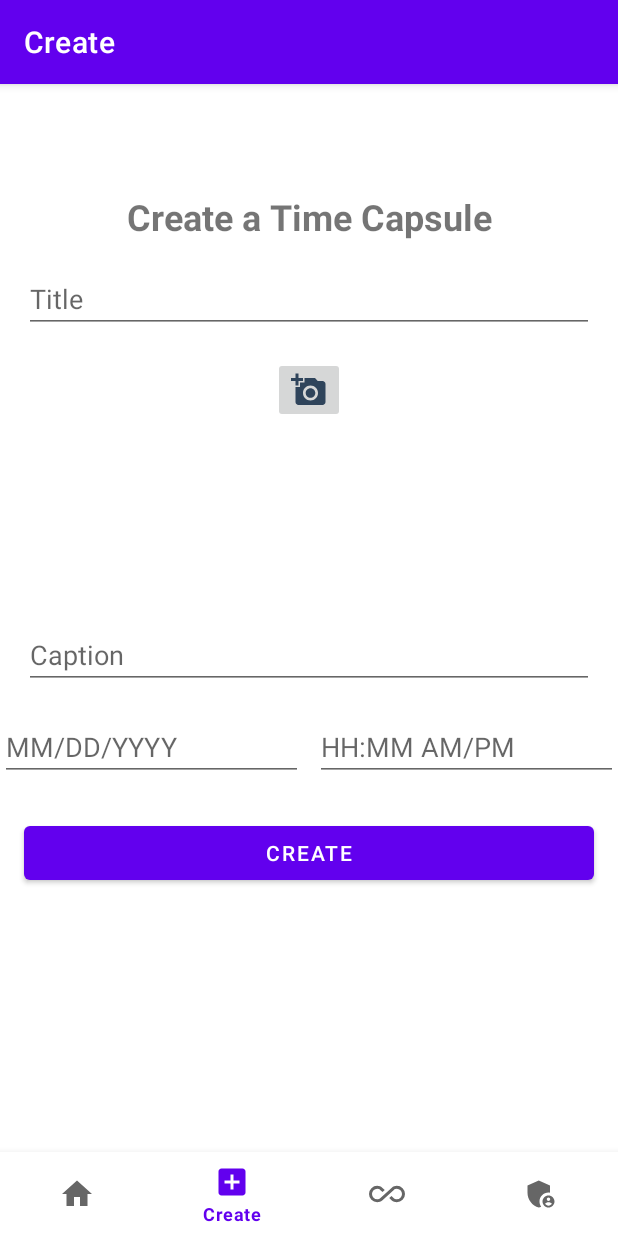
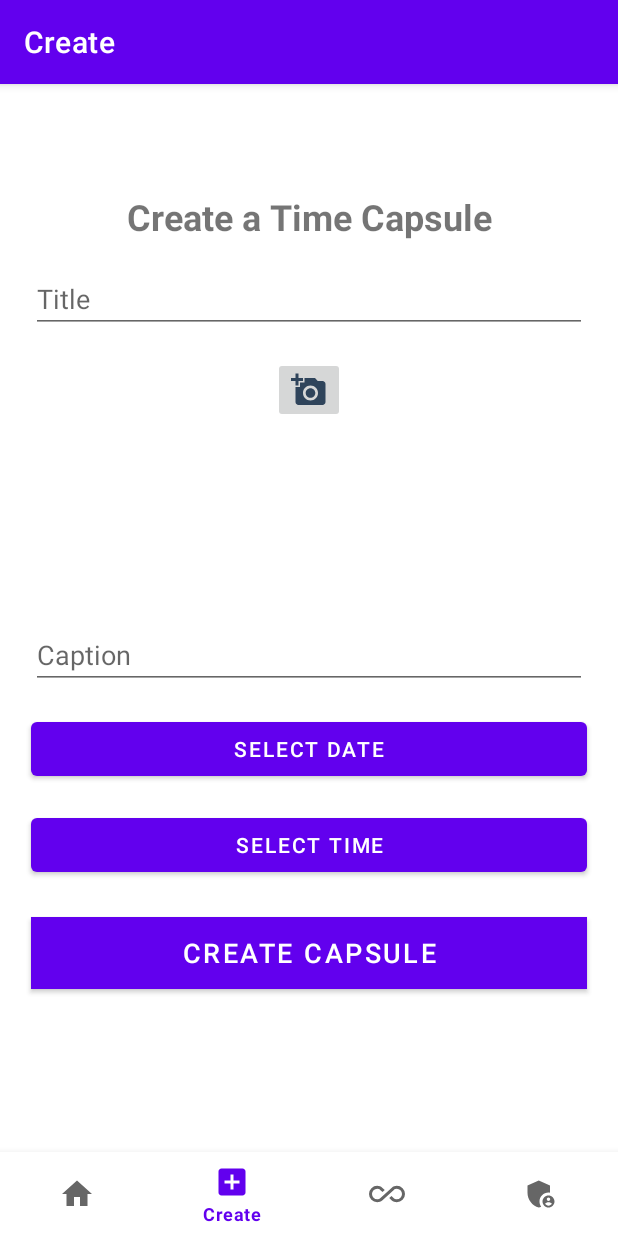
Before and after one commit to daniellatsing/nostalijar, an Android app: the CreateFragment screen opened through its navigation route, on a phone screen of 412 x 824 dp. Run offline under Robolectric (Android 15) with nearby library versions, the phone set to English and light mode, and no system bars; our stand-ins replace navigation-ui.

Commit message:
Some UI Changes

```diff
--- a/app/src/main/java/edu/uw/ischool/jho12/nostalijar/ui/create/CreateFragment.kt
+++ b/app/src/main/java/edu/uw/ischool/jho12/nostalijar/ui/create/CreateFragment.kt
@@ -94,20 +94,19 @@ class CreateFragment : Fragment() {
     }
 
     private fun setupDateAndTimePickers() {
-        binding.inputDate.setOnClickListener {
+        binding.selectDateBtn.setOnClickListener {
             val calendar = Calendar.getInstance()
-            DatePickerDialog(requireContext(), { _, year, month, dayOfMonth ->
-                val formattedDate = "${month + 1}/$dayOfMonth/$year"
-                binding.inputDate.setText(formattedDate)
+            DatePickerDialog(requireContext(), { _, year, monthOfYear, dayOfMonth ->
+                val selectedDate = String.format("%02d/%02d/%04d", monthOfYear + 1, dayOfMonth, year)
+                binding.selectDateBtn.text = selectedDate
             }, calendar.get(Calendar.YEAR), calendar.get(Calendar.MONTH), calendar.get(Calendar.DAY_OF_MONTH)).show()
         }
 
-        binding.inputTime.setOnClickListener {
+        binding.selectTimeBtn.setOnClickListener {
             val calendar = Calendar.getInstance()
             TimePickerDialog(requireContext(), { _, hourOfDay, minute ->
-                val amPm = if (hourOfDay < 12) "AM" else "PM"
-                val formattedTime = String.format("%02d:%02d %s", if (hourOfDay % 12 == 0) 12 else hourOfDay % 12, minute, amPm)
-                binding.inputTime.setText(formattedTime)
+                val formattedTime = String.format("%02d:%02d %s", if (hourOfDay % 12 == 0) 12 else hourOfDay % 12, minute, if (hourOfDay < 12) "AM" else "PM")
+                binding.selectTimeBtn.text = formattedTime
             }, calendar.get(Calendar.HOUR_OF_DAY), calendar.get(Calendar.MINUTE), false).show()
         }
     }
--- a/app/src/main/res/layout/fragment_create.xml
+++ b/app/src/main/res/layout/fragment_create.xml
@@ -9,7 +9,8 @@
 
     <androidx.constraintlayout.widget.ConstraintLayout
         android:layout_width="match_parent"
-        android:layout_height="wrap_content">
+        android:layout_height="wrap_content"
+        android:paddingBottom="16dp">
 
         <TextView
             android:id="@+id/createBlurbTV"
@@ -33,7 +34,8 @@
             android:hint="Title"
             app:layout_constraintTop_toBottomOf="@id/createBlurbTV"
             app:layout_constraintStart_toStartOf="parent"
-            app:layout_constraintEnd_toEndOf="parent"/>
+            app:layout_constraintEnd_toEndOf="parent"
+            app:layout_constraintWidth_percent="0.9"/>
 
         <ImageButton
             android:id="@+id/inputImageBtn"
@@ -52,7 +54,8 @@
             android:layout_marginTop="16dp"
             app:layout_constraintTop_toBottomOf="@id/inputImageBtn"
             app:layout_constraintStart_toStartOf="parent"
-            app:layout_constraintEnd_toEndOf="parent"/>
+            app:layout_constraintEnd_toEndOf="parent"
+            app:layout_constraintWidth_percent="0.9"/>
 
         <EditText
             android:id="@+id/inputCaption"
@@ -64,46 +67,48 @@
             android:hint="Caption"
             app:layout_constraintTop_toBottomOf="@id/imagesRecyclerView"
             app:layout_constraintStart_toStartOf="parent"
-            app:layout_constraintEnd_toEndOf="parent"/>
+            app:layout_constraintEnd_toEndOf="parent"
+            app:layout_constraintWidth_percent="0.9"/>
 
-        <LinearLayout
-            android:id="@+id/dateTimeContainer"
+        <Button
+            android:id="@+id/selectDateBtn"
             android:layout_width="0dp"
             android:layout_height="wrap_content"
-            android:orientation="horizontal"
             android:layout_marginTop="16dp"
+            android:text="Select Date"
             app:layout_constraintTop_toBottomOf="@id/inputCaption"
             app:layout_constraintStart_toStartOf="parent"
-            app:layout_constraintEnd_toEndOf="parent">
+            app:layout_constraintEnd_toEndOf="parent"
+            app:layout_constraintWidth_percent="0.9"/>
 
-            <EditText
-                android:id="@+id/inputDate"
-                android:layout_width="0dp"
-                android:layout_height="wrap_content"
-                android:layout_weight="1"
-                android:hint="MM/DD/YYYY"
-                android:layout_marginEnd="8dp"/>
-
-            <EditText
-                android:id="@+id/inputTime"
-                android:layout_width="0dp"
-                android:layout_height="wrap_content"
-                android:layout_weight="1"
-                android:hint="HH:MM AM/PM"/>
-
-        </LinearLayout>
+        <Button
+            android:id="@+id/selectTimeBtn"
+            android:layout_width="0dp"
+            android:layout_height="wrap_content"
+            android:layout_marginTop="16dp"
+            android:text="Select Time"
+            app:layout_constraintTop_toBottomOf="@id/selectDateBtn"
+            app:layout_constraintStart_toStartOf="parent"
+            app:layout_constraintEnd_toEndOf="parent"
+            app:layout_constraintWidth_percent="0.9"/>
 
         <Button
             android:id="@+id/createBtn"
             android:layout_width="0dp"
             android:layout_height="wrap_content"
-            android:text="Create"
+            android:text="Create Capsule"
+            android:textSize="18sp"
+            android:textColor="#FFFFFF"
+            android:background="@color/design_button"
             android:layout_marginTop="24dp"
             android:layout_marginStart="16dp"
             android:layout_marginEnd="16dp"
-            app:layout_constraintTop_toBottomOf="@id/dateTimeContainer"
+            android:layout_marginBottom="32dp"
+            app:layout_constraintTop_toBottomOf="@id/selectTimeBtn"
             app:layout_constraintStart_toStartOf="parent"
-            app:layout_constraintEnd_toEndOf="parent"/>
+            app:layout_constraintEnd_toEndOf="parent"
+            app:layout_constraintWidth_percent="0.9"
+            android:elevation="4dp"/>
 
     </androidx.constraintlayout.widget.ConstraintLayout>
 </ScrollView>
--- a/app/src/main/res/values/colors.xml
+++ b/app/src/main/res/values/colors.xml
@@ -7,4 +7,5 @@
     <color name="teal_700">#FF018786</color>
     <color name="black">#FF000000</color>
     <color name="white">#FFFFFFFF</color>
+    <color name="design_button">#FF6200EE</color> <!-- Example color -->
 </resources>
```
